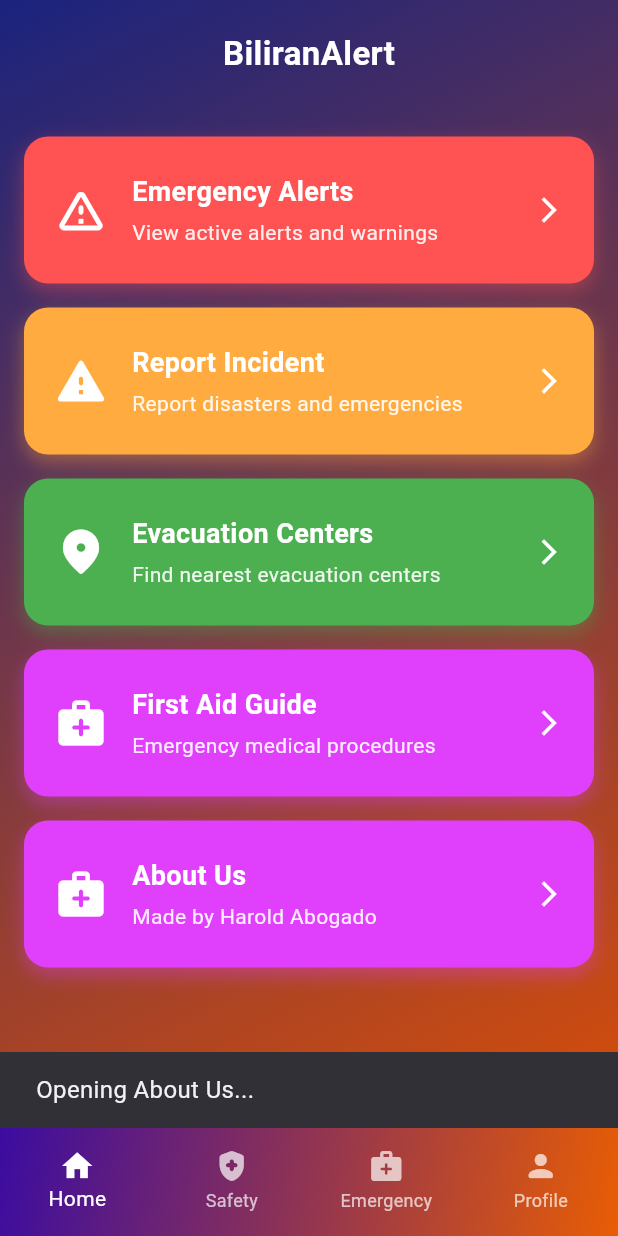
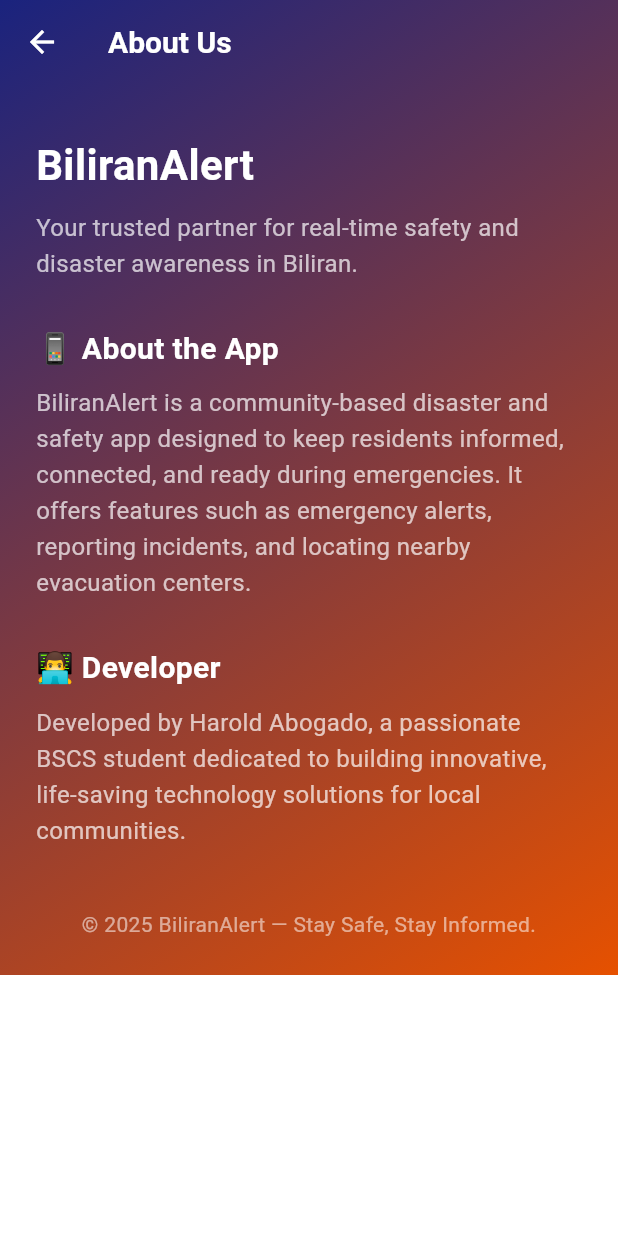
Before and after one commit to JustLJ08/BiliranAlert, a Flutter app: the HomeDashboard screen opened directly, after a tap on "About Us", on a phone screen of 412 x 824 dp. Run offline on Flutter 3.47's test engine with Material 3 defaults, Android fonts, the light colour scheme and no system bars.

Commit message:
about us

```diff
--- /dev/null
+++ b/lib/screens/about_us_screen.dart
@@ -0,0 +1,118 @@
+import 'package:flutter/material.dart';
+import 'package:biliran_alert/utils/theme.dart';
+
+class AboutUsScreen extends StatelessWidget {
+  const AboutUsScreen({super.key});
+
+  @override
+  Widget build(BuildContext context) {
+    return Scaffold(
+      // ✅ Ensures gradient extends under the AppBar and bottom area
+      extendBodyBehindAppBar: true,
+      extendBody: true,
+      backgroundColor: Colors.transparent,
+
+      appBar: AppBar(
+        title: const Text("About Us"),
+        backgroundColor: Colors.transparent,
+        elevation: 0,
+        foregroundColor: Colors.white,
+      ),
+
+      body: Container(
+        // ✅ Full gradient background
+        decoration: const BoxDecoration(
+          gradient: LinearGradient(
+            colors: [primaryDarkBlue, accentOrange],
+            begin: Alignment.topLeft,
+            end: Alignment.bottomRight,
+          ),
+        ),
+
+        child: SafeArea(
+          bottom: false, // ✅ removes bottom white line entirely
+          child: Padding(
+            padding: const EdgeInsets.all(24.0),
+            child: SingleChildScrollView(
+              physics: const BouncingScrollPhysics(),
+              child: Column(
+                crossAxisAlignment: CrossAxisAlignment.start,
+                children: const [
+                  SizedBox(height: 10),
+                  Text(
+                    "BiliranAlert",
+                    style: TextStyle(
+                      fontSize: 28,
+                      fontWeight: FontWeight.bold,
+                      color: Colors.white,
+                    ),
+                  ),
+                  SizedBox(height: 10),
+                  Text(
+                    "Your trusted partner for real-time safety and disaster awareness in Biliran.",
+                    style: TextStyle(
+                      fontSize: 16,
+                      color: Colors.white70,
+                      height: 1.5,
+                    ),
+                  ),
+                  SizedBox(height: 30),
+                  Text(
+                    "📱 About the App",
+                    style: TextStyle(
+                      fontSize: 20,
+                      fontWeight: FontWeight.bold,
+                      color: Colors.white,
+                    ),
+                  ),
+                  SizedBox(height: 10),
+                  Text(
+                    "BiliranAlert is a community-based disaster and safety app designed "
+                    "to keep residents informed, connected, and ready during emergencies. "
+                    "It offers features such as emergency alerts, reporting incidents, "
+                    "and locating nearby evacuation centers.",
+                    style: TextStyle(
+                      fontSize: 16,
+                      color: Colors.white70,
+                      height: 1.5,
+                    ),
+                  ),
+                  SizedBox(height: 30),
+                  Text(
+                    "👨‍💻 Developer",
+                    style: TextStyle(
+                      fontSize: 20,
+                      fontWeight: FontWeight.bold,
+                      color: Colors.white,
+                    ),
+                  ),
+                  SizedBox(height: 10),
+                  Text(
+                    "Developed by Harold Abogado, a passionate BSCS student dedicated to building "
+                    "innovative, life-saving technology solutions for local communities.",
+                    style: TextStyle(
+                      fontSize: 16,
+                      color: Colors.white70,
+                      height: 1.5,
+                    ),
+                  ),
+                  SizedBox(height: 40),
+                  Center(
+                    child: Text(
+                      "© 2025 BiliranAlert — Stay Safe, Stay Informed.",
+                      textAlign: TextAlign.center,
+                      style: TextStyle(
+                        color: Colors.white54,
+                        fontSize: 14,
+                      ),
+                    ),
+                  ),
+                ],
+              ),
+            ),
+          ),
+        ),
+      ),
+    );
+  }
+}
--- a/lib/screens/home_dashboard.dart
+++ b/lib/screens/home_dashboard.dart
@@ -2,6 +2,7 @@ import 'package:flutter/material.dart';
 import 'safety_screen.dart';
 import 'emergency_screen.dart';
 import 'profile_screen.dart';
+import 'about_us_screen.dart';
 import 'package:biliran_alert/widgets/bottom_nav.dart';
 import 'package:biliran_alert/utils/theme.dart'; // for gradient colors
 
@@ -31,7 +32,6 @@ class _HomeDashboardState extends State<HomeDashboard> {
   @override
   Widget build(BuildContext context) {
     return Scaffold(
-      // ✅ Important: allows gradient to extend behind the bottom nav
       extendBody: true,
       backgroundColor: Colors.transparent,
       body: _pages[_selectedIndex],
@@ -94,20 +94,20 @@ class HomeContent extends StatelessWidget {
         },
       },
       {
-        "color": Colors.purpleAccent,
-        "icon": Icons.medical_services_rounded,
+        "color": Colors.blueAccent,
+        "icon": Icons.info_rounded,
         "title": "About Us",
-        "subtitle": "Made by Harold Abogado",
+        "subtitle": "Learn more about this app",
         "onTap": () {
-          ScaffoldMessenger.of(context).showSnackBar(
-            const SnackBar(content: Text("Opening About Us...")),
+          Navigator.push(
+            context,
+            MaterialPageRoute(builder: (context) => const AboutUsScreen()),
           );
         },
       },
     ];
 
     return Container(
-      // ✅ Gradient directly applied to root container
       decoration: const BoxDecoration(
         gradient: LinearGradient(
           colors: [primaryDarkBlue, accentOrange],
@@ -116,7 +116,7 @@ class HomeContent extends StatelessWidget {
         ),
       ),
       child: SafeArea(
-        bottom: false, // ✅ Avoids pushing content up (no white gap)
+        bottom: false,
         child: Column(
           children: [
             const SizedBox(height: 20),
@@ -125,10 +125,10 @@ class HomeContent extends StatelessWidget {
               style: TextStyle(
                 fontWeight: FontWeight.bold,
                 color: Colors.white,
-                fontSize: 22,
+                fontSize: 24,
               ),
             ),
-            const SizedBox(height: 40),
+            const SizedBox(height: 30),
             Expanded(
               child: SingleChildScrollView(
                 padding: const EdgeInsets.symmetric(horizontal: 16),
@@ -177,7 +177,8 @@ class HomeContent extends StatelessWidget {
                                       Text(
                                         item["subtitle"],
                                         style: TextStyle(
-                                          color: Colors.white.withOpacity(0.9),
+                                          color:
+                                              Colors.white.withOpacity(0.9),
                                           fontSize: 14,
                                         ),
                                       ),
```
